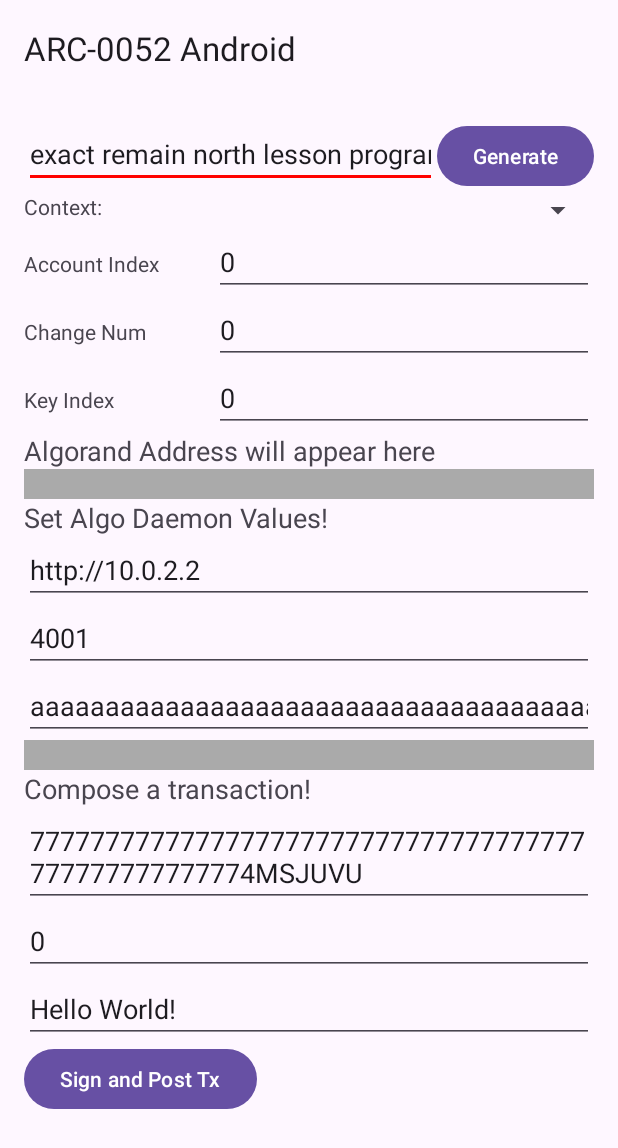
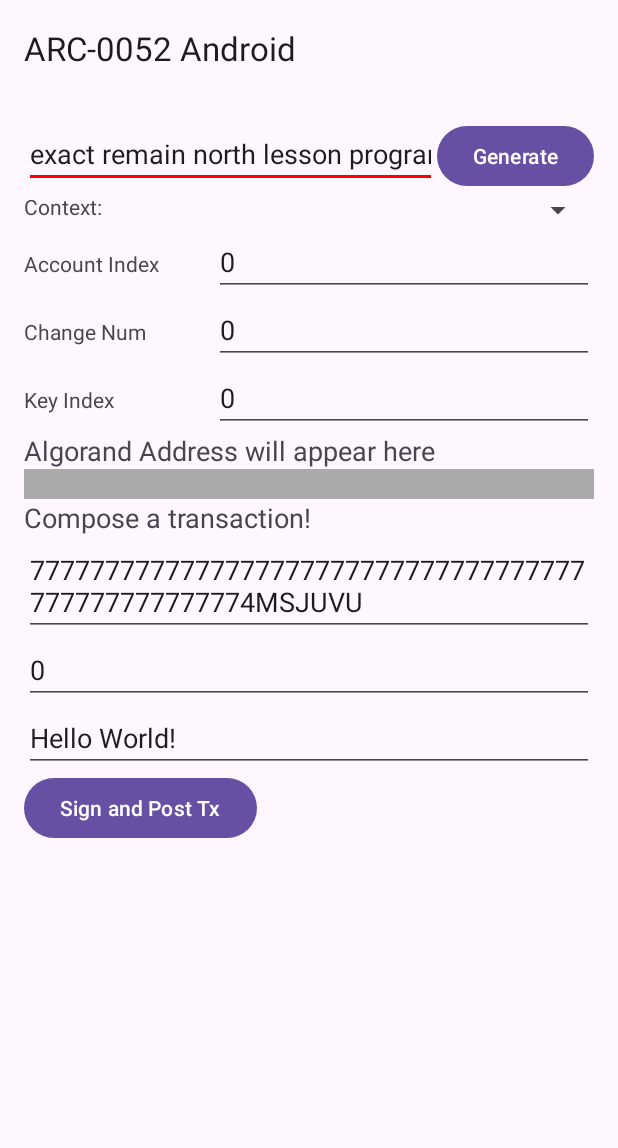
Before and after one commit to algorandfoundation/arc52-android-wallet, an Android app: the screen it shows after launch (MainActivity), on a phone screen of 412 x 824 dp. Shown: the top 1148 px of the screen. Run offline under Robolectric (Android 15) with nearby library versions, the phone set to English and light mode, and no system bars; our stand-ins replace navigation-ui; libraries missing offline, so code that uses them is left out: cash.z.ecc, com.algorand.algosdk, org.bouncycastle.jce; 8 statements that could not run were skipped.

Commit message:
remove unused algod field

```diff
--- a/app/src/main/res/layout/wallet.xml
+++ b/app/src/main/res/layout/wallet.xml
@@ -134,59 +134,13 @@
             app:layout_constraintStart_toStartOf="parent"
             app:layout_constraintTop_toBottomOf="@+id/keyindexNumberLayout" />
 
-        <View
-            android:id="@+id/separator1View"
-            android:layout_width="match_parent"
-            android:layout_height="20dp"
-            android:background="@android:color/darker_gray"
-            app:layout_constraintTop_toBottomOf="@+id/algorandAddressTextView"/>
-
-        <LinearLayout
-        android:id="@+id/algoDLayout"
-        android:layout_width="match_parent"
-        android:layout_height="wrap_content"
-        android:orientation="vertical"
-        app:layout_constraintTop_toBottomOf="@+id/separator1View">
-
-        <TextView
-            android:layout_width="wrap_content"
-            android:layout_height="wrap_content"
-            android:editable="false"
-            android:text="Set Algo Daemon Values!"
-            android:textSize="18sp"/>
-
-        <EditText
-            android:id="@+id/algodApiUrlEditText"
-            android:layout_width="match_parent"
-            android:layout_height="wrap_content"
-            android:hint="Algod API URL"
-            android:text="http://10.0.2.2"/>
-
-        <EditText
-            android:id="@+id/algodPortEditText"
-            android:layout_width="match_parent"
-            android:layout_height="wrap_content"
-            android:hint="Port Number"
-            android:text="4001"
-            android:inputType="number"/>
-
-        <EditText
-            android:id="@+id/algodTokenEditText"
-            android:layout_width="match_parent"
-            android:layout_height="wrap_content"
-            android:hint="Token"
-            android:text="aaaaaaaaaaaaaaaaaaaaaaaaaaaaaaaaaaaaaaaaaaaaaaaaaaaaaaaaaaaaaaaa"
-            android:inputType="text"
-            />
-
-    </LinearLayout>
 
         <View
             android:id="@+id/separator2View"
             android:layout_width="match_parent"
             android:layout_height="20dp"
             android:background="@android:color/darker_gray"
-            app:layout_constraintTop_toBottomOf="@+id/algoDLayout"/>
+            app:layout_constraintTop_toBottomOf="@+id/algorandAddressTextView"/>
 
     <LinearLayout
         android:layout_width="match_parent"
```
